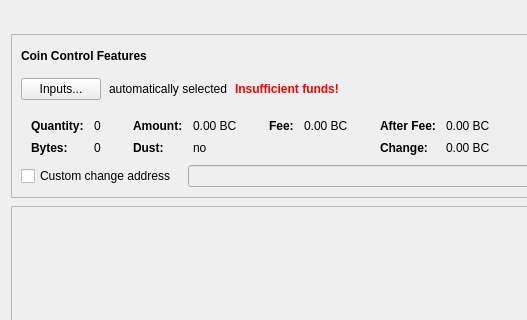
Bitcoin-Confidential/BitcoinC-Core, file src/qt/forms/sendcoinsdialog.ui: the form before one commit; both pictures show x 0 to 527 and y 0 to 320 of the 842 by 1138 pixel window.
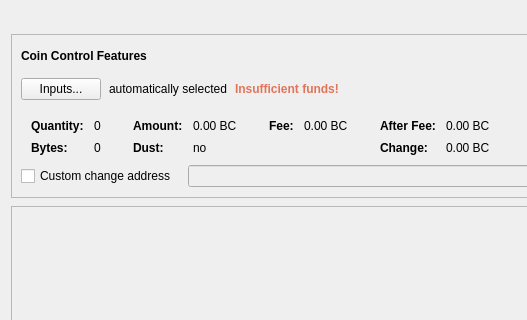
The form after the commit. Icons and pictures are not drawn. Custom widgets are drawn as their Qt base class.

Commit message: qt: Changed red colors for sendcoins/coincontrol warning labels

```diff
--- a/src/qt/forms/sendcoinsdialog.ui
+++ b/src/qt/forms/sendcoinsdialog.ui
@@ -174,7 +174,7 @@
              </font>
             </property>
             <property name="styleSheet">
-             <string notr="true">color:red;font-weight:bold;</string>
+             <string notr="true">color:#E1755A;font-weight:bold;</string>
             </property>
             <property name="text">
              <string>Insufficient funds!</string>
```
The commit also changes 1 other file.
